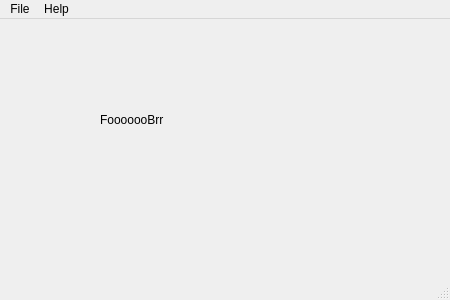
First picture: the form in BankManagment/Menu.ui, repository jaroslawroszyk/BankManagment-Qt, before the edit.
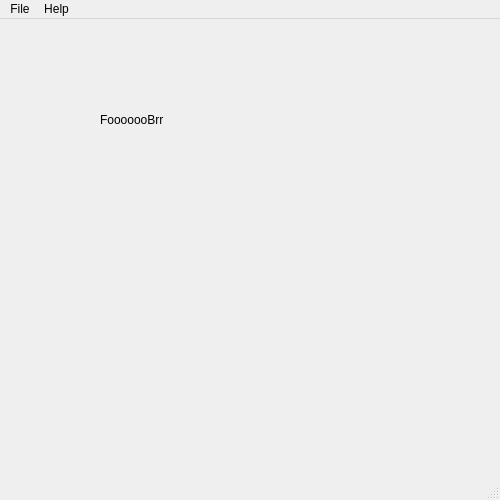
Second picture: the form after the edit. Icons and pictures are not drawn.

The edit to the form file:
```diff
--- a/BankManagment/Menu.ui
+++ b/BankManagment/Menu.ui
@@ -9,20 +9,20 @@
    <rect>
     <x>0</x>
     <y>0</y>
-    <width>450</width>
-    <height>300</height>
+    <width>500</width>
+    <height>500</height>
    </rect>
   </property>
   <property name="sizePolicy">
    <sizepolicy hsizetype="Preferred" vsizetype="Preferred">
-    <horstretch>50</horstretch>
-    <verstretch>50</verstretch>
+    <horstretch>0</horstretch>
+    <verstretch>0</verstretch>
    </sizepolicy>
   </property>
   <property name="minimumSize">
    <size>
-    <width>450</width>
-    <height>300</height>
+    <width>500</width>
+    <height>500</height>
    </size>
   </property>
   <property name="windowTitle">
@@ -48,7 +48,7 @@
     <rect>
      <x>0</x>
      <y>0</y>
-     <width>450</width>
+     <width>500</width>
      <height>22</height>
     </rect>
    </property>
```
